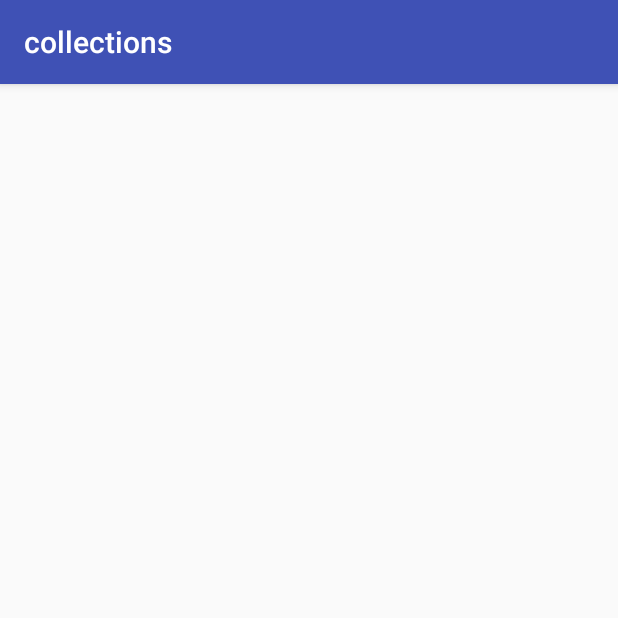
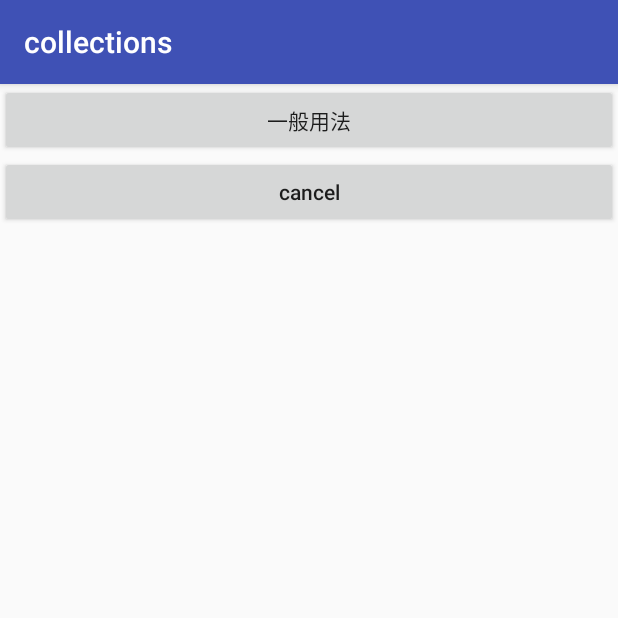
Before and after one commit to ericls16/android-collections, an Android app: the screen it shows after launch (NotificationActivity), on a phone screen of 412 x 824 dp, the top half of it. Run offline under Robolectric (Android 15) with nearby library versions, the phone set to English and light mode, and no system bars; our stand-ins replace data binding.

Commit message:
notification start

```diff
--- a/collections/src/main/res/layout/activity_notification.xml
+++ b/collections/src/main/res/layout/activity_notification.xml
@@ -6,5 +6,21 @@
         android:layout_width="match_parent"
         android:layout_height="match_parent">
 
+        <Button
+            android:id="@+id/btn_general"
+            android:layout_width="match_parent"
+            android:layout_height="wrap_content"
+            android:textAllCaps="false"
+            android:onClick="onClick"
+            android:text="一般用法"/>
+
+        <Button
+            android:id="@+id/btn_cancel"
+            android:layout_width="match_parent"
+            android:layout_height="wrap_content"
+            android:textAllCaps="false"
+            android:onClick="onClick"
+            android:text="cancel"/>
+
     </LinearLayout>
 </layout>
```
Also changed, not shown: collections/src/main/AndroidManifest.xml (+7 -0 lines), collections/src/main/java/com/ls/collections/ui/features/NotificationActivity.java (+40 -2 lines), collections/src/main/java/com/ls/collections/ui/test/TestActivity.java (added, +20 -0 lines), collections/src/main/res/layout/activity_test.xml (added, +13 -0 lines).
